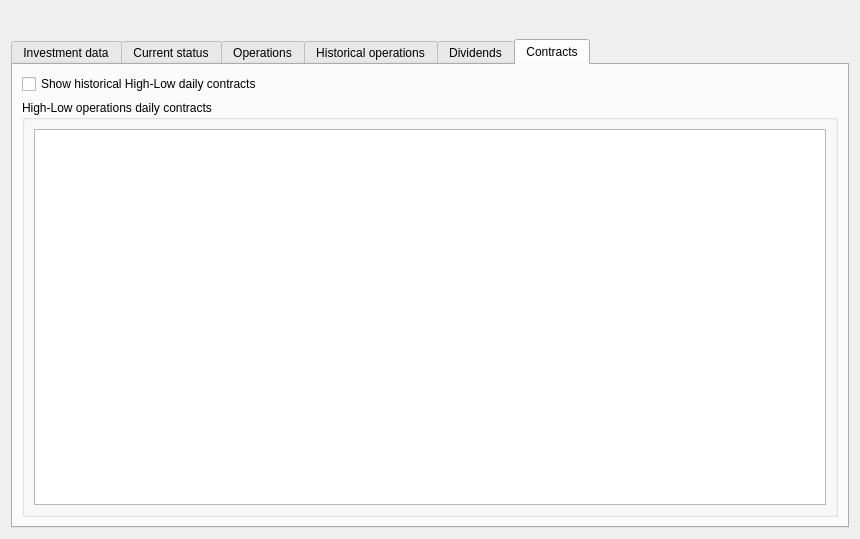
Before: the Qt Designer form xulpymoney/ui/frmInvestmentReport.ui in turulomio/xulpymoney, drawn with Qt 5.
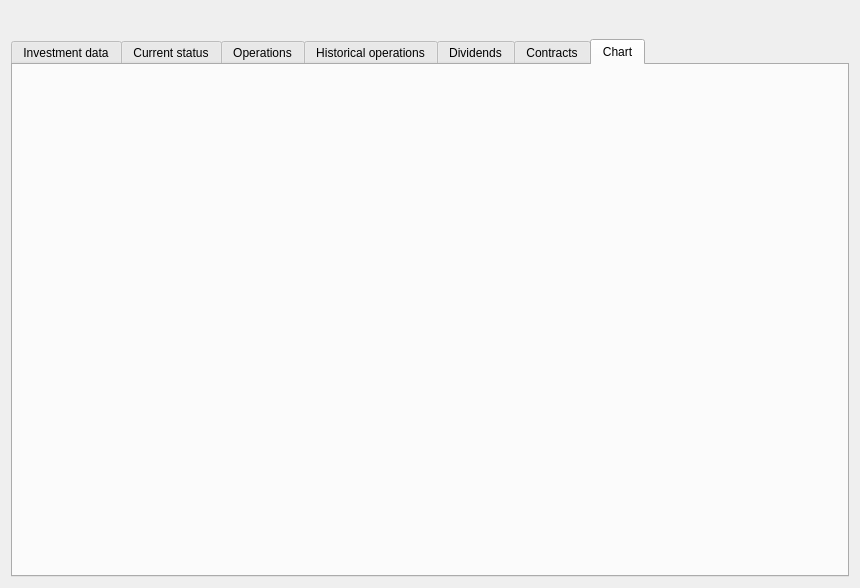
After: the same form once the commit is applied. Icons and pictures are not drawn. Custom widgets are drawn as their Qt base class.

Commit message:
Added investment chart. Fixes #132
* Added investment graph. First version

* Added important datetimes for investment. Code optimized

* Refactoring code and graph is now updated in update_tables

* Added title size font

* Added save action in canvas

Diff of the .ui file:
```diff
--- a/xulpymoney/ui/frmInvestmentReport.ui
+++ b/xulpymoney/ui/frmInvestmentReport.ui
@@ -10,7 +10,7 @@
     <x>0</x>
     <y>0</y>
     <width>860</width>
-    <height>539</height>
+    <height>588</height>
    </rect>
   </property>
   <property name="windowTitle">
@@ -49,7 +49,7 @@
         <bool>true</bool>
        </property>
        <property name="currentIndex">
-        <number>5</number>
+        <number>6</number>
        </property>
        <widget class="QWidget" name="tab_12">
         <attribute name="icon">
@@ -726,6 +726,20 @@
          </item>
         </layout>
        </widget>
+       <widget class="QWidget" name="tabChart">
+        <attribute name="icon">
+         <iconset resource="../images/xulpymoney.qrc">
+          <normaloff>:/xulpymoney/report.png</normaloff>:/xulpymoney/report.png</iconset>
+        </attribute>
+        <attribute name="title">
+         <string>Chart</string>
+        </attribute>
+        <layout class="QHBoxLayout" name="horizontalLayout_20">
+         <item>
+          <layout class="QVBoxLayout" name="layChart"/>
+         </item>
+        </layout>
+       </widget>
       </widget>
      </item>
     </layout>
```
The commit also changes 9 other files.
